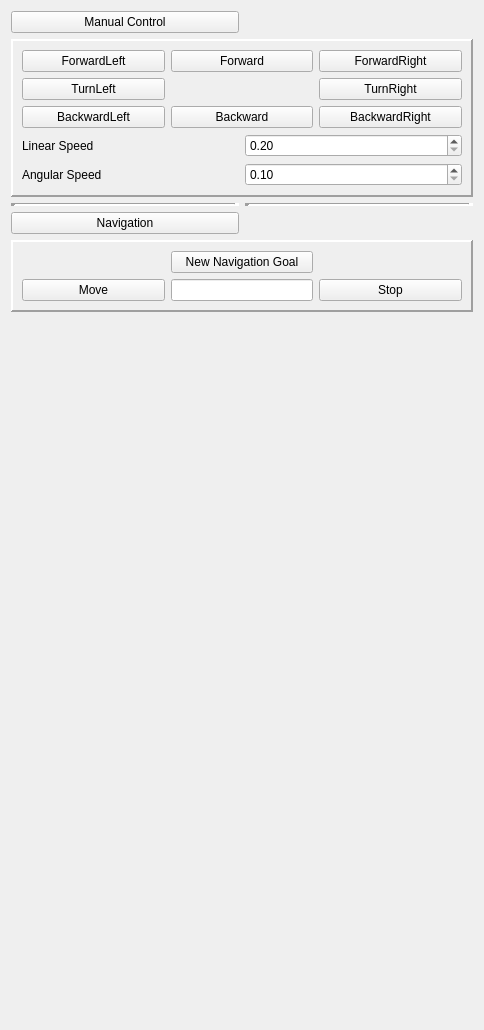
Before: the Qt Designer form software/modules/dualarmhuskydirector/ui/ddHuskyNavigationPanel.ui in patmarion/oh-distro, drawn with Qt 5.
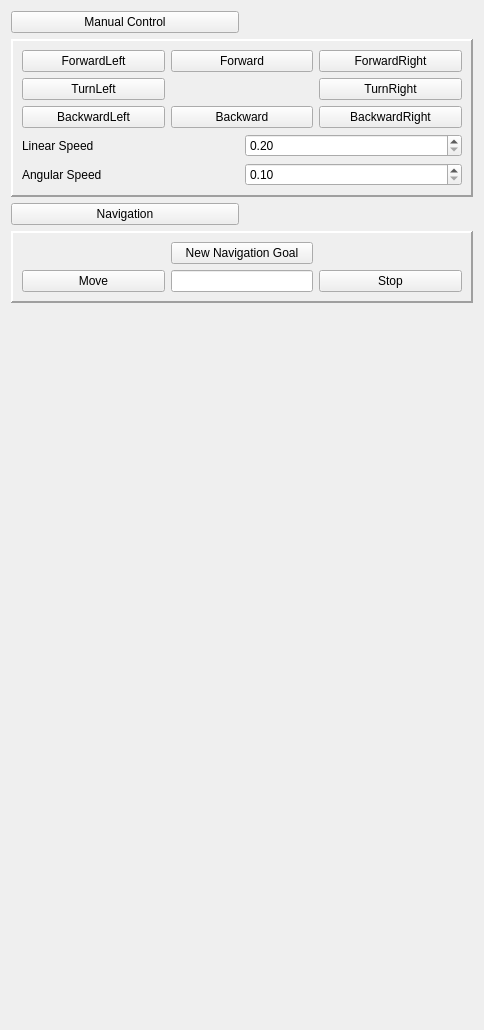
After: the same form once the commit is applied.

Commit message: Fix husky navigation panel UI

What changed in the file:
```diff
--- a/software/modules/dualarmhuskydirector/ui/ddHuskyNavigationPanel.ui
+++ b/software/modules/dualarmhuskydirector/ui/ddHuskyNavigationPanel.ui
@@ -17,14 +17,17 @@
    <string>Motion Planning Panel</string>
   </property>
   <layout class="QGridLayout" name="gridLayout_7">
-   <item row="3" column="0">
-    <widget class="QPushButton" name="manualButton">
+   <item row="2" column="0">
+    <widget class="QPushButton" name="navigationControlButton">
      <property name="enabled">
       <bool>true</bool>
      </property>
      <property name="text">
       <string>Navigation</string>
      </property>
+     <property name="checkable">
+      <bool>true</bool>
+     </property>
     </widget>
    </item>
    <item row="1" column="0" colspan="2">
@@ -174,7 +177,7 @@
      </property>
     </widget>
    </item>
-   <item row="6" column="0">
+   <item row="5" column="0">
     <spacer name="navButton">
      <property name="orientation">
       <enum>Qt::Vertical</enum>
@@ -187,7 +190,7 @@
      </property>
     </spacer>
    </item>
-   <item row="4" column="0" colspan="2">
+   <item row="3" column="0" colspan="2">
     <widget class="QFrame" name="navigationPanel">
      <property name="enabled">
       <bool>true</bool>
@@ -272,26 +275,6 @@
      </layout>
     </widget>
    </item>
-   <item row="2" column="1">
-    <widget class="Line" name="line_2">
-     <property name="lineWidth">
-      <number>5</number>
-     </property>
-     <property name="orientation">
-      <enum>Qt::Horizontal</enum>
-     </property>
-    </widget>
-   </item>
-   <item row="2" column="0">
-    <widget class="Line" name="line">
-     <property name="lineWidth">
-      <number>5</number>
-     </property>
-     <property name="orientation">
-      <enum>Qt::Horizontal</enum>
-     </property>
-    </widget>
-   </item>
   </layout>
  </widget>
  <resources/>
```
Left out of the diff: 2 changed lines with no effect on the pictures. The commit also changes 1 other file.
